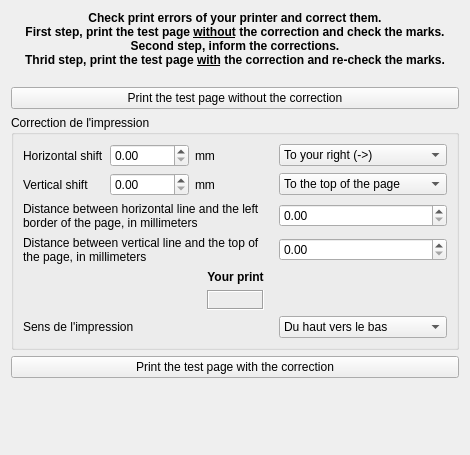
FreeHealth/freehealth, file plugins/printerplugin/printcorrectionpreferences.ui: the form before one commit.
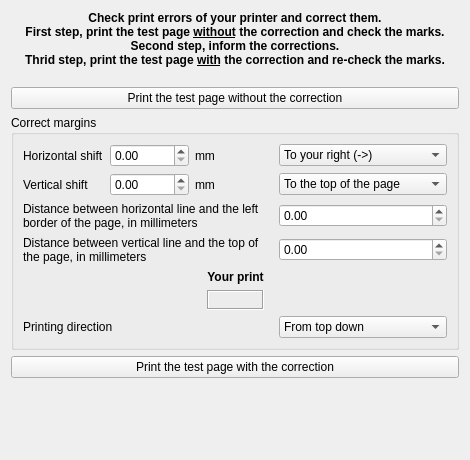
The form after the commit.

Patch:
```diff
--- a/plugins/printerplugin/printcorrectionpreferences.ui
+++ b/plugins/printerplugin/printcorrectionpreferences.ui
@@ -7,7 +7,7 @@
     <x>0</x>
     <y>0</y>
     <width>470</width>
-    <height>455</height>
+    <height>460</height>
    </rect>
   </property>
   <property name="windowTitle">
@@ -49,7 +49,7 @@
    <item row="3" column="0" colspan="3">
     <widget class="QGroupBox" name="groupBox">
      <property name="title">
-      <string>Correction de l'impression</string>
+      <string>Correct margins</string>
      </property>
      <layout class="QGridLayout" name="gridLayout_2">
       <item row="0" column="3">
@@ -109,7 +109,7 @@
       <item row="6" column="0" colspan="3">
        <widget class="QLabel" name="label_6">
         <property name="text">
-         <string>Sens de l'impression</string>
+         <string>Printing direction</string>
         </property>
        </widget>
       </item>
@@ -198,7 +198,7 @@
        <widget class="QComboBox" name="direction">
         <item>
          <property name="text">
-          <string>Du haut vers le bas</string>
+          <string>From top down</string>
          </property>
         </item>
         <item>
```
Left out of the diff: 2 changed lines with no effect on the pictures.
